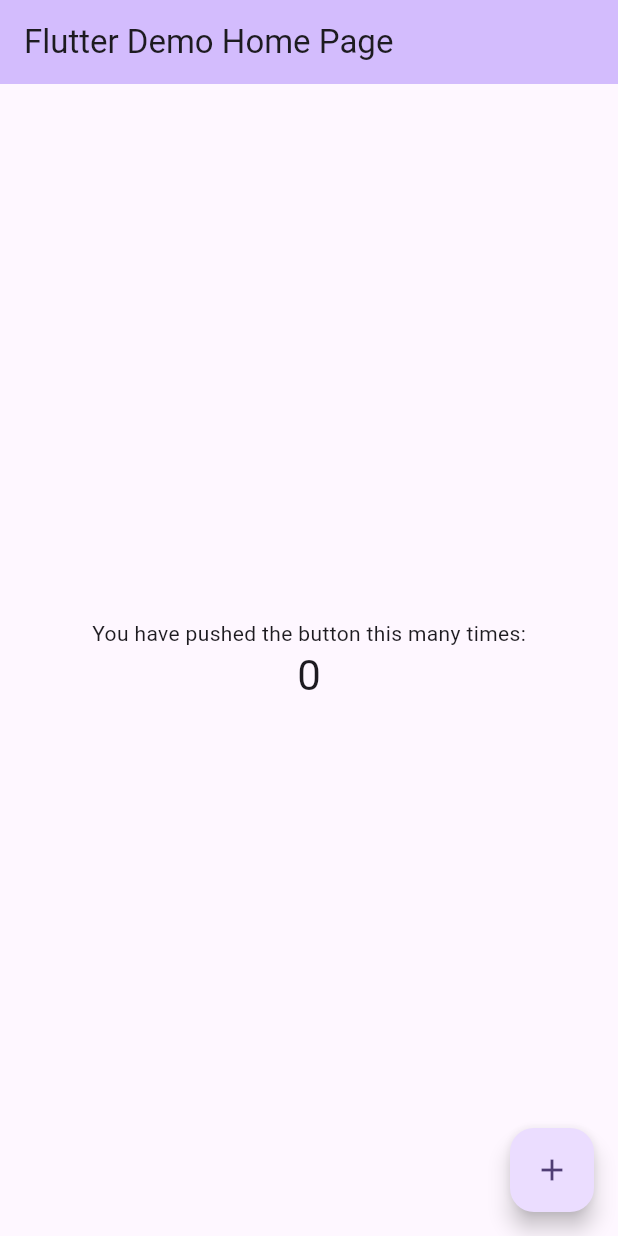
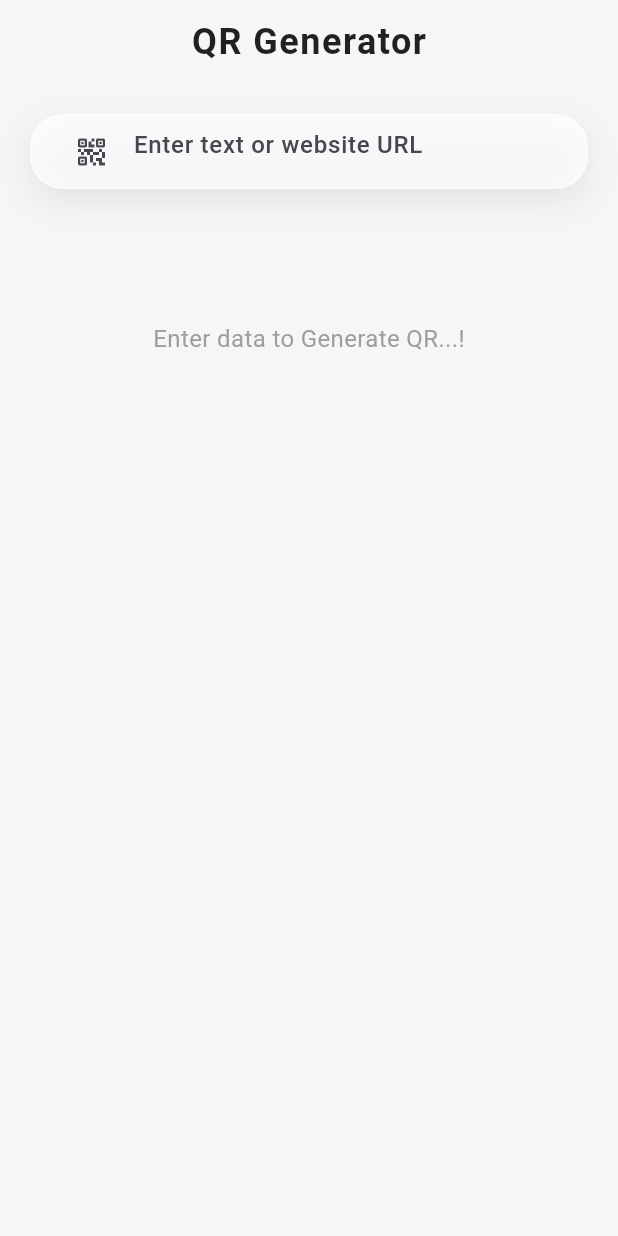
Before and after one commit to Mirzaazmath/flutter_qr_generation_app, a Flutter app: the screen it shows after launch, on a phone screen of 412 x 824 dp. Run offline on Flutter 3.47's test engine with Material 3 defaults, Android fonts, the phone set to English and light mode, and no system bars; our stand-ins replace qr_flutter.

Commit message:
added code

```diff
--- a/lib/main.dart
+++ b/lib/main.dart
@@ -1,122 +1,15 @@
 import 'package:flutter/material.dart';
-
-void main() {
-  runApp(const MyApp());
+import 'package:flutter_qr_generation_app/screens/home_screen.dart';
+void main(){
+  runApp(MyApp());
 }
-
 class MyApp extends StatelessWidget {
   const MyApp({super.key});
 
-  // This widget is the root of your application.
   @override
   Widget build(BuildContext context) {
     return MaterialApp(
-      title: 'Flutter Demo',
-      theme: ThemeData(
-        // This is the theme of your application.
-        //
-        // TRY THIS: Try running your application with "flutter run". You'll see
-        // the application has a purple toolbar. Then, without quitting the app,
-        // try changing the seedColor in the colorScheme below to Colors.green
-        // and then invoke "hot reload" (save your changes or press the "hot
-        // reload" button in a Flutter-supported IDE, or press "r" if you used
-        // the command line to start the app).
-        //
-        // Notice that the counter didn't reset back to zero; the application
-        // state is not lost during the reload. To reset the state, use hot
-        // restart instead.
-        //
-        // This works for code too, not just values: Most code changes can be
-        // tested with just a hot reload.
-        colorScheme: .fromSeed(seedColor: Colors.deepPurple),
-      ),
-      home: const MyHomePage(title: 'Flutter Demo Home Page'),
+      home: HomeScreen(),
     );
   }
 }
-
-class MyHomePage extends StatefulWidget {
-  const MyHomePage({super.key, required this.title});
-
-  // This widget is the home page of your application. It is stateful, meaning
-  // that it has a State object (defined below) that contains fields that affect
-  // how it looks.
-
-  // This class is the configuration for the state. It holds the values (in this
-  // case the title) provided by the parent (in this case the App widget) and
-  // used by the build method of the State. Fields in a Widget subclass are
-  // always marked "final".
-
-  final String title;
-
-  @override
-  State<MyHomePage> createState() => _MyHomePageState();
-}
-
-class _MyHomePageState extends State<MyHomePage> {
-  int _counter = 0;
-
-  void _incrementCounter() {
-    setState(() {
-      // This call to setState tells the Flutter framework that something has
-      // changed in this State, which causes it to rerun the build method below
-      // so that the display can reflect the updated values. If we changed
-      // _counter without calling setState(), then the build method would not be
-      // called again, and so nothing would appear to happen.
-      _counter++;
-    });
-  }
-
-  @override
-  Widget build(BuildContext context) {
-    // This method is rerun every time setState is called, for instance as done
-    // by the _incrementCounter method above.
-    //
-    // The Flutter framework has been optimized to make rerunning build methods
-    // fast, so that you can just rebuild anything that needs updating rather
-    // than having to individually change instances of widgets.
-    return Scaffold(
-      appBar: AppBar(
-        // TRY THIS: Try changing the color here to a specific color (to
-        // Colors.amber, perhaps?) and trigger a hot reload to see the AppBar
-        // change color while the other colors stay the same.
-        backgroundColor: Theme.of(context).colorScheme.inversePrimary,
-        // Here we take the value from the MyHomePage object that was created by
-        // the App.build method, and use it to set our appbar title.
-        title: Text(widget.title),
-      ),
-      body: Center(
-        // Center is a layout widget. It takes a single child and positions it
-        // in the middle of the parent.
-        child: Column(
-          // Column is also a layout widget. It takes a list of children and
-          // arranges them vertically. By default, it sizes itself to fit its
-          // children horizontally, and tries to be as tall as its parent.
-          //
-          // Column has various properties to control how it sizes itself and
-          // how it positions its children. Here we use mainAxisAlignment to
-          // center the children vertically; the main axis here is the vertical
-          // axis because Columns are vertical (the cross axis would be
-          // horizontal).
-          //
-          // TRY THIS: Invoke "debug painting" (choose the "Toggle Debug Paint"
-          // action in the IDE, or press "p" in the console), to see the
-          // wireframe for each widget.
-          mainAxisAlignment: .center,
-          children: [
-            const Text('You have pushed the button this many times:'),
-            Text(
-              '$_counter',
-              style: Theme.of(context).textTheme.headlineMedium,
-            ),
-          ],
-        ),
-      ),
-      floatingActionButton: FloatingActionButton(
-        onPressed: _incrementCounter,
-        tooltip: 'Increment',
-        child: const Icon(Icons.add),
-      ),
-    );
-  }
-}
--- /dev/null
+++ b/lib/screens/home_screen.dart
@@ -0,0 +1,148 @@
+import 'package:flutter/material.dart';
+import 'package:qr_flutter/qr_flutter.dart';
+
+class HomeScreen extends StatefulWidget {
+  const HomeScreen({super.key});
+
+  @override
+  State<HomeScreen> createState() => _HomeScreenState();
+}
+
+class _HomeScreenState extends State<HomeScreen> {
+  final TextEditingController qrController = TextEditingController();
+
+  String qrData = "";
+
+  @override
+  void dispose() {
+    qrController.dispose();
+    super.dispose();
+  }
+
+  void generateQr() {
+    setState(() {
+      qrData = qrController.text.trim();
+    });
+  }
+
+  @override
+  Widget build(BuildContext context) {
+    final width = MediaQuery.of(context).size.width;
+
+    return GestureDetector(
+      onTap: () {
+        FocusManager.instance.primaryFocus?.unfocus();
+      },
+      child: Scaffold(
+        backgroundColor: const Color(0xFFF4F6F8),
+        appBar: AppBar(
+          elevation: 0,
+          backgroundColor: Colors.transparent,
+          centerTitle: true,
+          title: const Text(
+            "QR Generator",
+            style: TextStyle(
+              fontSize: 24,
+              fontWeight: FontWeight.w700,
+              letterSpacing: 1,
+              color: Colors.black87,
+            ),
+          ),
+        ),
+
+        body: SingleChildScrollView(
+          padding: const EdgeInsets.all(20),
+          child: Column(
+            spacing: 40,
+            children: [
+              /// TextField
+              Container(
+                padding: const EdgeInsets.symmetric(horizontal: 16),
+                decoration: BoxDecoration(
+                  color: Colors.white.withOpacity(0.7),
+                  borderRadius: BorderRadius.circular(22),
+                  border: Border.all(
+                    color: Colors.white.withValues(alpha: 0.4),
+                  ),
+                  boxShadow: [
+                    BoxShadow(
+                      color: Colors.black.withValues(alpha: 0.08),
+                      blurRadius: 20,
+                      offset: const Offset(0, 8),
+                    ),
+                  ],
+                ),
+
+                child: TextField(
+                  controller: qrController,
+                  keyboardType: TextInputType.text,
+                  textInputAction: TextInputAction.done,
+
+                  style: const TextStyle(
+                    fontSize: 16,
+                    fontWeight: FontWeight.w500,
+                  ),
+
+                  decoration: const InputDecoration(
+                    border: InputBorder.none,
+                    hintText: "Enter text or website URL",
+                    prefixIcon: Icon(Icons.qr_code_2_rounded),
+                  ),
+
+                  onChanged: (_) => generateQr(),
+                  //onSubmitted: (_) => generateQr(),
+                ),
+              ),
+
+              /// QR Section
+              AnimatedContainer(
+                duration: const Duration(milliseconds: 500),
+                curve: Curves.easeOutBack,
+                height: qrData.isEmpty ? 120 : width * 0.75,
+
+                child: Center(
+                  child: qrData.isEmpty
+                      ? const Text(
+                          "Enter data to Generate QR...!",
+                          style: TextStyle(fontSize: 16, color: Colors.grey),
+                        )
+                      : AnimatedScale(
+                          scale: 1,
+                          duration: const Duration(milliseconds: 400),
+
+                          child: AnimatedOpacity(
+                            opacity: 1,
+                            duration: const Duration(milliseconds: 400),
+
+                            child: Container(
+                              padding: const EdgeInsets.all(25),
+                              decoration: BoxDecoration(
+                                borderRadius: BorderRadius.circular(32),
+                                gradient: const LinearGradient(
+                                  colors: [Colors.white, Color(0xFFF1F5F9)],
+                                ),
+                                boxShadow: [
+                                  BoxShadow(
+                                    color: Colors.indigo.withOpacity(0.15),
+                                    blurRadius: 30,
+                                    spreadRadius: 2,
+                                    offset: const Offset(0, 10),
+                                  ),
+                                ],
+                              ),
+                              child: QrImageView(
+                                data: qrData,
+                                size: width * 0.58,
+                              ),
+                            ),
+                          ),
+                        ),
+                ),
+              ),
+            ],
+          ),
+        ),
+      ),
+    );
+  }
+}
--- a/pubspec.yaml
+++ b/pubspec.yaml
@@ -34,6 +34,8 @@ dependencies:
   # The following adds the Cupertino Icons font to your application.
   # Use with the CupertinoIcons class for iOS style icons.
   cupertino_icons: ^1.0.8
+  # For QR Generation
+  qr_flutter: ^4.1.0
 
 dev_dependencies:
   flutter_test:
```
Also changed, not shown: pubspec.lock.
